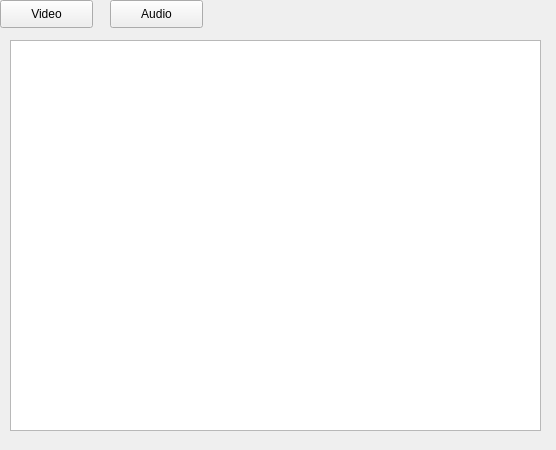
NullBrainer/AmishMediaPlayer, file test1/mainwindow.ui: the form before one commit.
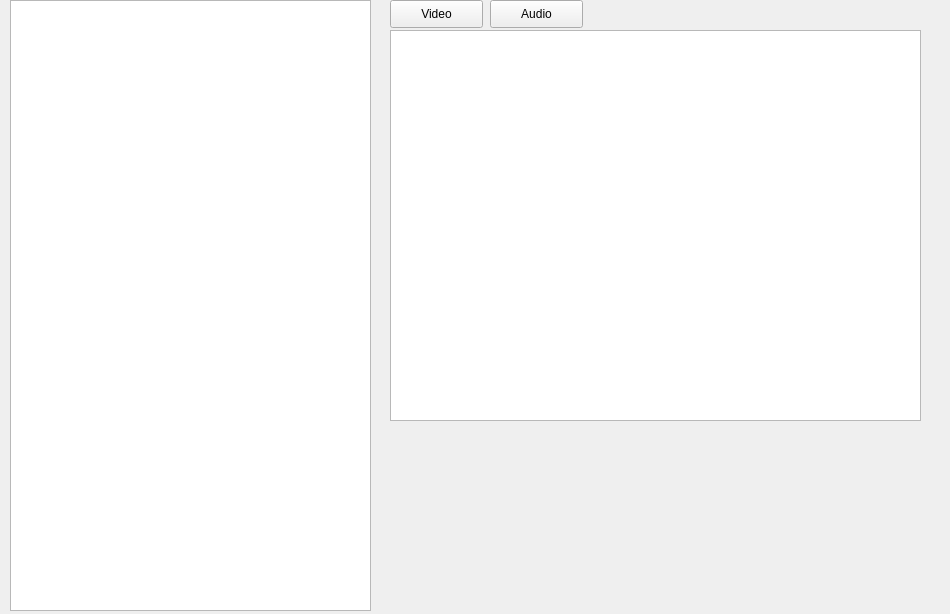
The form after the commit.

Commit message: Changed video/audio classes to make playlist functionality easier to implement

```diff
--- a/test1/mainwindow.ui
+++ b/test1/mainwindow.ui
@@ -6,8 +6,8 @@
    <rect>
     <x>0</x>
     <y>0</y>
-    <width>556</width>
-    <height>450</height>
+    <width>950</width>
+    <height>614</height>
    </rect>
   </property>
   <property name="windowTitle">
@@ -17,7 +17,7 @@
    <widget class="QPushButton" name="chooseVideoPlayer">
     <property name="geometry">
      <rect>
-      <x>0</x>
+      <x>390</x>
       <y>0</y>
       <width>93</width>
       <height>28</height>
@@ -30,7 +30,7 @@
    <widget class="QPushButton" name="chooseAudioPlayer">
     <property name="geometry">
      <rect>
-      <x>110</x>
+      <x>490</x>
       <y>0</y>
       <width>93</width>
       <height>28</height>
@@ -43,13 +43,23 @@
    <widget class="QGraphicsView" name="RenderSpace">
     <property name="geometry">
      <rect>
-      <x>10</x>
-      <y>40</y>
+      <x>390</x>
+      <y>30</y>
       <width>531</width>
       <height>391</height>
      </rect>
     </property>
    </widget>
+   <widget class="QGraphicsView" name="playlistDisplay">
+    <property name="geometry">
+     <rect>
+      <x>10</x>
+      <y>0</y>
+      <width>361</width>
+      <height>611</height>
+     </rect>
+    </property>
+   </widget>
   </widget>
  </widget>
  <layoutdefault spacing="6" margin="11"/>
```
The commit also changes 19 other files.
